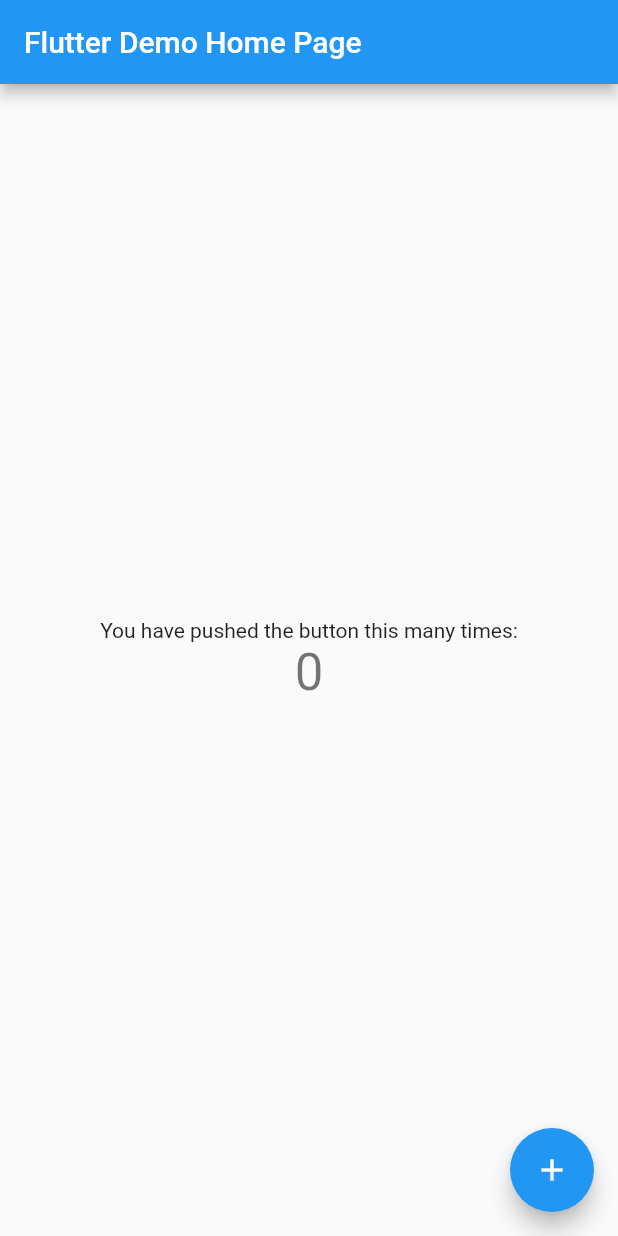
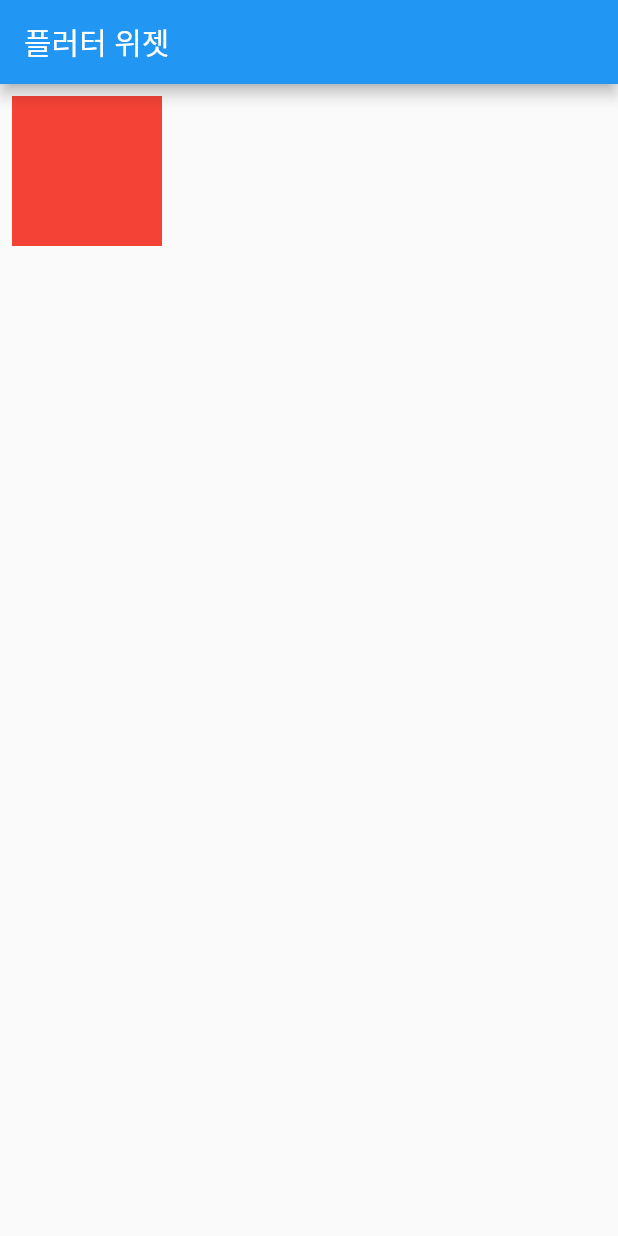
Before and after one commit to Digoro/flutter-widget, a Flutter app: the screen it shows after launch, on a phone screen of 412 x 824 dp. Run offline on Flutter 3.47's test engine with Material 2 defaults, Android fonts, the phone set to English and light mode, and no system bars.

Commit message:
container

```diff
--- a/lib/main.dart
+++ b/lib/main.dart
@@ -7,109 +7,32 @@ void main() {
 class MyApp extends StatelessWidget {
   const MyApp({Key? key}) : super(key: key);
 
-  // This widget is the root of your application.
   @override
   Widget build(BuildContext context) {
     return MaterialApp(
       title: 'Flutter Demo',
       theme: ThemeData(
-        // This is the theme of your application.
-        //
-        // Try running your application with "flutter run". You'll see the
-        // application has a blue toolbar. Then, without quitting the app, try
-        // changing the primarySwatch below to Colors.green and then invoke
-        // "hot reload" (press "r" in the console where you ran "flutter run",
-        // or simply save your changes to "hot reload" in a Flutter IDE).
-        // Notice that the counter didn't reset back to zero; the application
-        // is not restarted.
         primarySwatch: Colors.blue,
       ),
-      home: const MyHomePage(title: 'Flutter Demo Home Page'),
+      home: const MyHomePage(),
     );
   }
 }
 
-class MyHomePage extends StatefulWidget {
-  const MyHomePage({Key? key, required this.title}) : super(key: key);
-
-  // This widget is the home page of your application. It is stateful, meaning
-  // that it has a State object (defined below) that contains fields that affect
-  // how it looks.
-
-  // This class is the configuration for the state. It holds the values (in this
-  // case the title) provided by the parent (in this case the App widget) and
-  // used by the build method of the State. Fields in a Widget subclass are
-  // always marked "final".
-
-  final String title;
-
-  @override
-  State<MyHomePage> createState() => _MyHomePageState();
-}
-
-class _MyHomePageState extends State<MyHomePage> {
-  int _counter = 0;
-
-  void _incrementCounter() {
-    setState(() {
-      // This call to setState tells the Flutter framework that something has
-      // changed in this State, which causes it to rerun the build method below
-      // so that the display can reflect the updated values. If we changed
-      // _counter without calling setState(), then the build method would not be
-      // called again, and so nothing would appear to happen.
-      _counter++;
-    });
-  }
+class MyHomePage extends StatelessWidget {
+  const MyHomePage({Key? key}) : super(key: key);
 
   @override
   Widget build(BuildContext context) {
-    // This method is rerun every time setState is called, for instance as done
-    // by the _incrementCounter method above.
-    //
-    // The Flutter framework has been optimized to make rerunning build methods
-    // fast, so that you can just rebuild anything that needs updating rather
-    // than having to individually change instances of widgets.
     return Scaffold(
-      appBar: AppBar(
-        // Here we take the value from the MyHomePage object that was created by
-        // the App.build method, and use it to set our appbar title.
-        title: Text(widget.title),
-      ),
-      body: Center(
-        // Center is a layout widget. It takes a single child and positions it
-        // in the middle of the parent.
-        child: Column(
-          // Column is also a layout widget. It takes a list of children and
-          // arranges them vertically. By default, it sizes itself to fit its
-          // children horizontally, and tries to be as tall as its parent.
-          //
-          // Invoke "debug painting" (press "p" in the console, choose the
-          // "Toggle Debug Paint" action from the Flutter Inspector in Android
-          // Studio, or the "Toggle Debug Paint" command in Visual Studio Code)
-          // to see the wireframe for each widget.
-          //
-          // Column has various properties to control how it sizes itself and
-          // how it positions its children. Here we use mainAxisAlignment to
-          // center the children vertically; the main axis here is the vertical
-          // axis because Columns are vertical (the cross axis would be
-          // horizontal).
-          mainAxisAlignment: MainAxisAlignment.center,
-          children: <Widget>[
-            const Text(
-              'You have pushed the button this many times:',
-            ),
-            Text(
-              '$_counter',
-              style: Theme.of(context).textTheme.headline4,
-            ),
-          ],
+        appBar: AppBar(
+          title: const Text('플러터 위젯'),
         ),
-      ),
-      floatingActionButton: FloatingActionButton(
-        onPressed: _incrementCounter,
-        tooltip: 'Increment',
-        child: const Icon(Icons.add),
-      ), // This trailing comma makes auto-formatting nicer for build methods.
-    );
+        body: Container(
+            color: Colors.red,
+            width: 100,
+            height: 100,
+            padding: const EdgeInsets.all(8.0),
+            margin: const EdgeInsets.all(8.0)));
   }
 }
```
